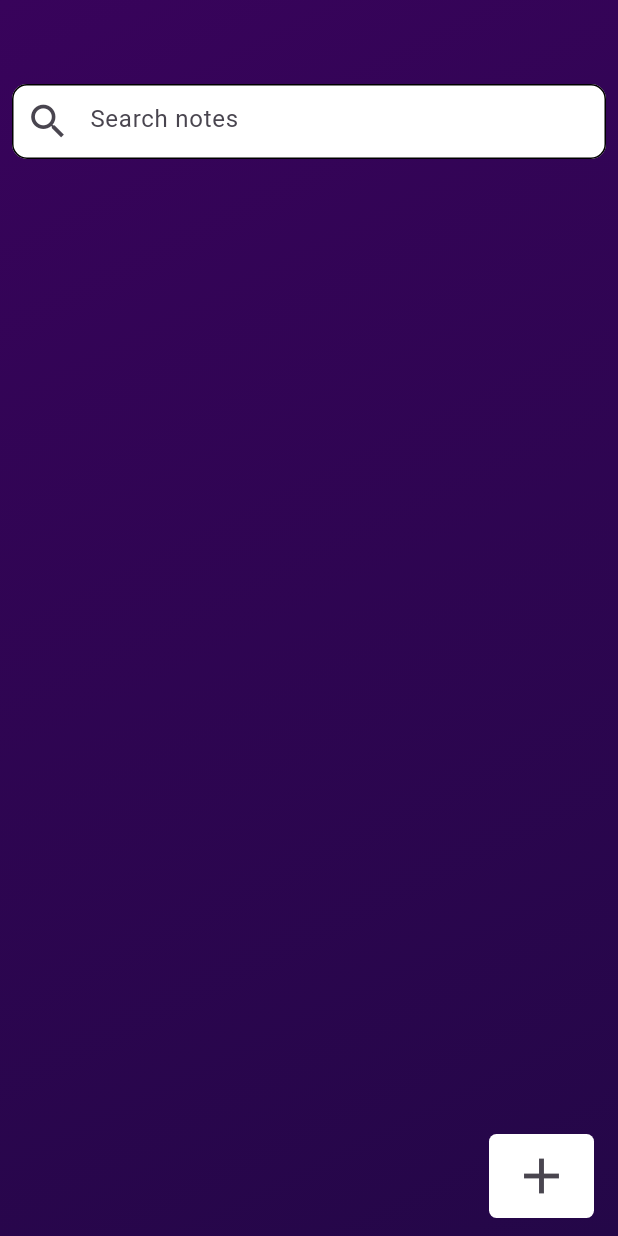
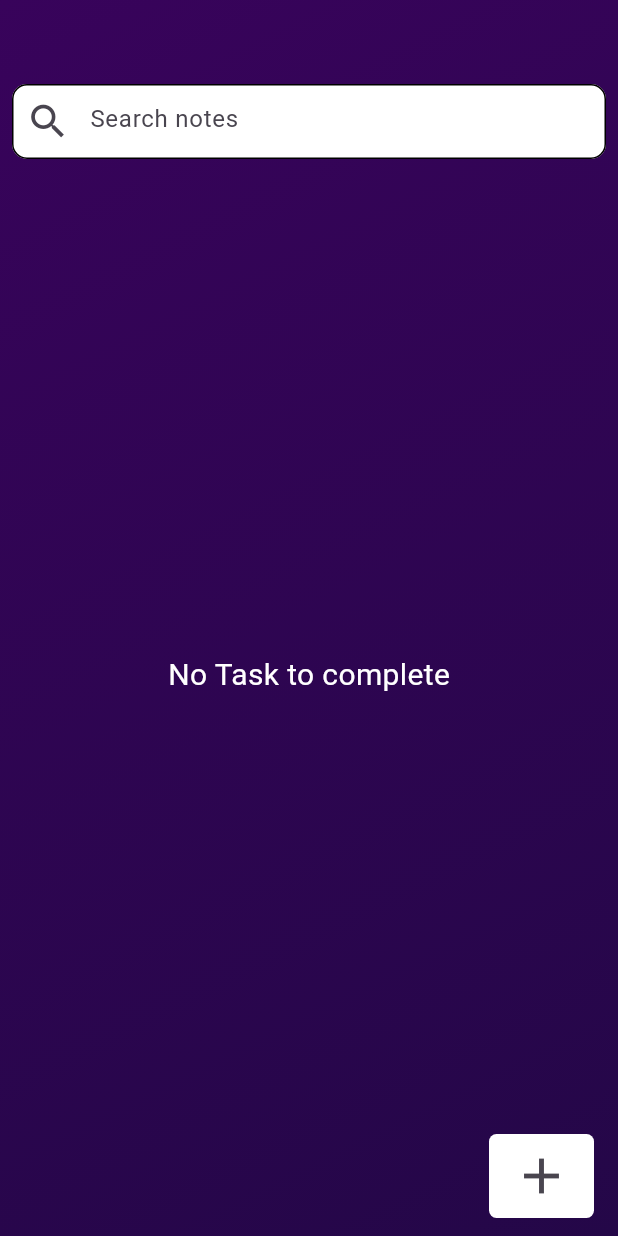
Before and after one commit to KHUBAIB-MEO/TODO-Application, a Flutter app: the screen it shows after launch, on a phone screen of 412 x 824 dp. Run offline on Flutter 3.47's test engine with Material 3 defaults, Android fonts, the phone set to English and light mode, and no system bars.

Commit message:
TODO Application

```diff
--- a/lib/main.dart
+++ b/lib/main.dart
@@ -10,7 +10,7 @@ class MyApp extends StatelessWidget {
 
   @override
   Widget build(BuildContext context) {
-    return MaterialApp(
+    return const MaterialApp(
       debugShowCheckedModeBanner: false,
       title: "TODO",
       home: HomeScreen(),
--- a/lib/screens/home_screen.dart
+++ b/lib/screens/home_screen.dart
@@ -1,14 +1,18 @@
 import 'package:flutter/material.dart';
-import 'package:todo_application/screens/add_task_screen.dart';
 import 'package:todo_application/widgets/bottom_app_bar.dart';
 import 'package:todo_application/widgets/home_text_feild.dart';
+import 'package:todo_application/widgets/task_show_widget.dart';
+
+List<Map<String, String>> mainTasks = [];
 
 class HomeScreen extends StatelessWidget {
-  final List? tasksList;
-  const HomeScreen({super.key, this.tasksList});
+  // Make sure to pass a mutable list from the calling screen
+  const HomeScreen({super.key});
+
   @override
   Widget build(BuildContext context) {
-    print("123456 $tasksList");
+    //print("Tasks List: $mainTasks");
+
     return GestureDetector(
       onTap: () {
         FocusScope.of(context).unfocus();
@@ -39,22 +43,39 @@ class HomeScreen extends StatelessWidget {
                 child: HomeTextFeild(),
               ),
               const SizedBox(
-                  height: 20,
+                height: 50,
               ),
-                Expanded(
+              mainTasks.isEmpty
+                  ? Expanded(
+                      child: Container(
+                        width: double.infinity,
+                        color: Colors.transparent,
+                        height: 556,
+                        child: const Center(
+                          child: Text(
+                            "No Task to complete",
+                            style: TextStyle(fontSize: 20, color: Colors.white),
+                          ),
+                        ),
+                      ),
+                    )
+                  : Expanded(
                       child: Container(
                         width: double.infinity,
                         color: Colors.transparent,
                         height: 586,
-                      child: const SingleChildScrollView(
-                        child: Column(
-                          children: [],
+                        child: ListView.builder(
+                          itemCount: mainTasks.length,
+                          itemBuilder: (context, index) {
+                            return taskShow(mainTasks, index);
+                          },
                         ),
-                      )),
-                )
+                      ),
+                    ),
             ],
           ),
-            bottomNavigationBar: bottomAppBar(context)),
+          bottomNavigationBar: bottomAppBar(context, mainTasks),
+        ),
       ),
     );
   }
--- a/lib/widgets/bottom_app_bar.dart
+++ b/lib/widgets/bottom_app_bar.dart
@@ -1,7 +1,8 @@
 import 'package:flutter/material.dart';
 import 'package:todo_application/screens/add_task_screen.dart';
 
-BottomAppBar bottomAppBar(BuildContext context) {
+BottomAppBar bottomAppBar(
+    BuildContext context, List<Map<String, String>> taskList) {
   return BottomAppBar(
     color: Colors.transparent,
     child: Align(
@@ -19,14 +20,17 @@ BottomAppBar bottomAppBar(BuildContext context) {
               Navigator.push(
                 context,
                 MaterialPageRoute(
-                    builder: (context) => AddTaskScreen(),
+                  builder: (context) => AddTaskScreen(
+                    tasks: taskList,
+                  ),
                 ),
               );
             },
             icon: const Icon(
               Icons.add,
               size: 40,
-              )),
+            ),
+          ),
         ),
       ),
     ),
```
Also changed, not shown: lib/screens/add_task_screen.dart (+12 -12 lines), lib/widgets/task_show_widget.dart (added, +94 -0 lines). Lines whose indentation alone changed are shown as unchanged.
